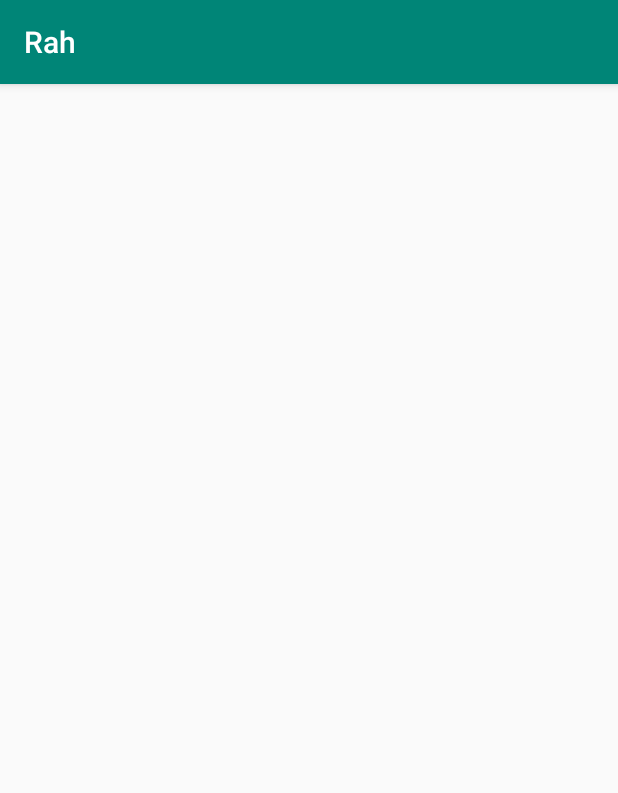
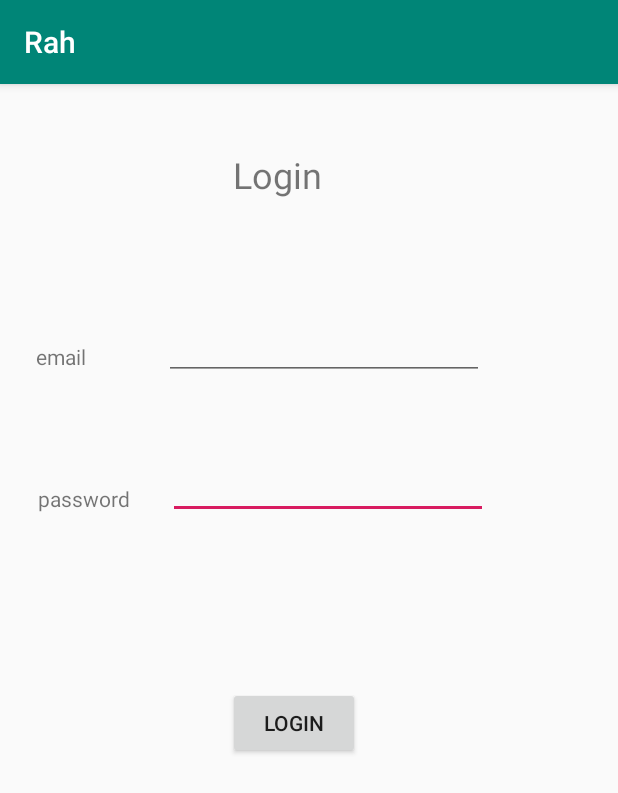
Before and after one commit to plekan/Rah-mobile, an Android app: the screen it shows after launch (MainActivity), on a phone screen of 412 x 824 dp. Shown: the top 793 px of the screen. Run offline under Robolectric (Android 15) with nearby library versions, the phone set to English and light mode, and no system bars.

Commit message:
Added login activity

```diff
--- a/app/src/main/AndroidManifest.xml
+++ b/app/src/main/AndroidManifest.xml
@@ -9,6 +9,7 @@
         android:roundIcon="@mipmap/ic_launcher_round"
         android:supportsRtl="true"
         android:theme="@style/AppTheme">
+        <activity android:name=".RegisterActivity"></activity>
         <activity android:name=".MainActivity">
             <intent-filter>
                 <action android:name="android.intent.action.MAIN" />
--- a/app/src/main/res/layout/activity_main.xml
+++ b/app/src/main/res/layout/activity_main.xml
@@ -2,6 +2,80 @@
 <android.support.constraint.ConstraintLayout xmlns:android="http://schemas.android.com/apk/res/android"
     xmlns:app="http://schemas.android.com/apk/res-auto"
     xmlns:tools="http://schemas.android.com/tools"
+    android:id="@+id/linearLayout"
     android:layout_width="match_parent"
     android:layout_height="match_parent"
-    tools:context=".MainActivity"/>
+    tools:context=".MainActivity">
+
+    <EditText
+        android:id="@+id/editPass"
+        android:layout_width="wrap_content"
+        android:layout_height="wrap_content"
+        android:layout_marginStart="112dp"
+        android:layout_marginLeft="112dp"
+        android:layout_marginTop="47dp"
+        android:ems="10"
+        android:inputType="textPassword"
+        app:layout_constraintStart_toStartOf="parent"
+        app:layout_constraintTop_toBottomOf="@+id/editLogin" />
+
+    <EditText
+        android:id="@+id/editLogin"
+        android:layout_width="wrap_content"
+        android:layout_height="wrap_content"
+        android:layout_marginStart="52dp"
+        android:layout_marginLeft="52dp"
+        android:layout_marginTop="72dp"
+        android:ems="10"
+        android:inputType="text"
+        app:layout_constraintStart_toEndOf="@+id/textLogin"
+        app:layout_constraintTop_toBottomOf="@+id/textView3" />
+
+    <TextView
+        android:id="@+id/textLogin"
+        android:layout_width="wrap_content"
+        android:layout_height="wrap_content"
+        android:layout_marginStart="24dp"
+        android:layout_marginLeft="24dp"
+        android:layout_marginTop="172dp"
+        android:text="email"
+        app:layout_constraintStart_toStartOf="parent"
+        app:layout_constraintTop_toTopOf="parent" />
+
+    <TextView
+        android:id="@+id/textPass"
+        android:layout_width="wrap_content"
+        android:layout_height="wrap_content"
+        android:layout_marginStart="25dp"
+        android:layout_marginLeft="25dp"
+        android:layout_marginTop="75dp"
+        android:text="password"
+        app:layout_constraintStart_toStartOf="parent"
+        app:layout_constraintTop_toBottomOf="@+id/textLogin" />
+
+    <Button
+        android:id="@+id/buttonLogin"
+        android:layout_width="wrap_content"
+        android:layout_height="wrap_content"
+        android:layout_marginStart="152dp"
+        android:layout_marginLeft="152dp"
+        android:layout_marginTop="112dp"
+        android:text="Login"
+        app:layout_constraintStart_toStartOf="parent"
+        app:layout_constraintTop_toBottomOf="@+id/editPass" />
+
+    <TextView
+        android:id="@+id/textView3"
+        android:layout_width="103dp"
+        android:layout_height="36dp"
+        android:layout_marginStart="155dp"
+        android:layout_marginLeft="155dp"
+        android:layout_marginTop="44dp"
+        android:scaleX="1"
+        android:scaleY="1"
+        android:text="Login"
+        android:textSize="24sp"
+        app:layout_constraintStart_toStartOf="parent"
+        app:layout_constraintTop_toTopOf="parent" />
+
+</android.support.constraint.ConstraintLayout>
--- a/app/src/main/res/values/strings.xml
+++ b/app/src/main/res/values/strings.xml
@@ -1,3 +1,4 @@
 <resources>
     <string name="app_name">Rah</string>
+    <string name="LoginButtonText">Login</string>
 </resources>
```
